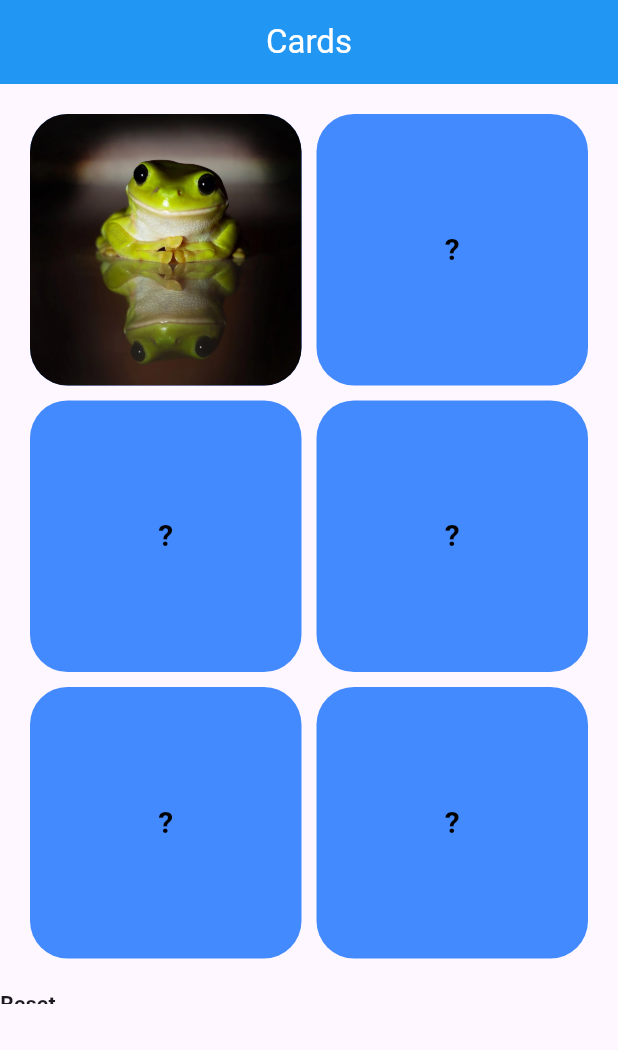
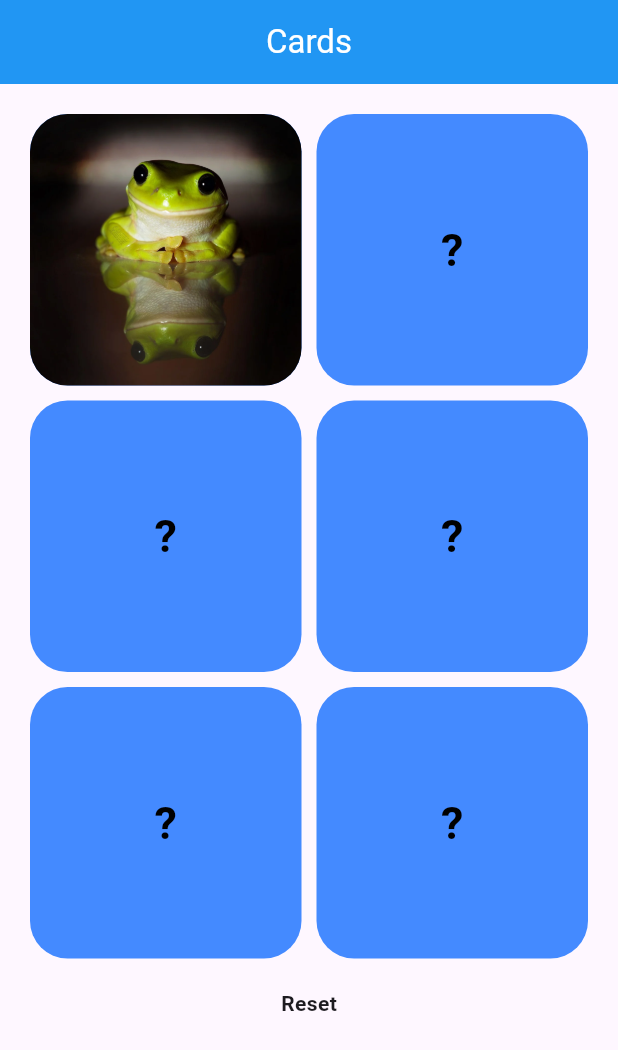
Before and after one commit to hanhan1310/HAnHomeWork, a Flutter app: the screen it shows after launch, after a tap on an icon or button, on a phone screen of 412 x 824 dp. Shown: the top 1050 px of the screen. Run offline on Flutter 3.47's test engine with Material 3 defaults, Android fonts, the phone set to English and light mode, and no system bars.

Commit message:
push_code_again

```diff
--- a/lib/GridViewDemo/demo_grid_view.dart
+++ b/lib/GridViewDemo/demo_grid_view.dart
@@ -17,12 +17,12 @@ class _Demo_Grid_ViewState extends State<Demo_Grid_View> {
   @override
   void initState() {
     gameModel = [
-      GameModel("frog", Image_insert.frog1),
-      GameModel("dog", Image_insert.dog1),
-      GameModel("frog", Image_insert.frog2),
-      GameModel("cat", Image_insert.cat1),
-      GameModel("dog", Image_insert.dog2),
-      GameModel("cat", Image_insert.cat2),
+      GameModel("frog", Image_insert.frog1, 1),
+      GameModel("dog", Image_insert.dog1, 2),
+      GameModel("frog", Image_insert.frog2, 3),
+      GameModel("cat", Image_insert.cat1, 4),
+      GameModel("dog", Image_insert.dog2, 5),
+      GameModel("cat", Image_insert.cat2, 6),
     ];
 
     super.initState();
@@ -38,7 +38,7 @@ class _Demo_Grid_ViewState extends State<Demo_Grid_View> {
   Widget build(BuildContext context) {
     return Scaffold(
       appBar: AppBar(
-        title: Text(
+        title: const Text(
           "Cards",
           style: TextStyle(color: Colors.white),
         ),
@@ -51,37 +51,34 @@ class _Demo_Grid_ViewState extends State<Demo_Grid_View> {
             shrinkWrap: true,
             physics: NeverScrollableScrollPhysics(),
             padding: EdgeInsets.all(20),
-            gridDelegate: SliverGridDelegateWithFixedCrossAxisCount(
+            gridDelegate: const SliverGridDelegateWithFixedCrossAxisCount(
               crossAxisCount: 2,
               crossAxisSpacing: 10,
               mainAxisSpacing: 10,
             ),
             itemCount: 6,
             itemBuilder: (BuildContext context, int index) {
-
-              gameModeNow.add(gameModel[index]);
-              gameModel.remove(index);
               return InkWell(
                 onTap: () {
                   setState(() {
-                    gameModeNow[index].isOpen = !gameModeNow[index].isOpen;
+                    gameModel[index].isOpen = !gameModel[index].isOpen;
                   });
                 },
                 child: Container(
                   decoration: BoxDecoration(
                     borderRadius: BorderRadius.circular(25),
-                    image: gameModeNow[index].isOpen
+                    image: gameModel[index].isOpen
                         ? DecorationImage(
-                            image: ExactAssetImage(gameModeNow[index].picture),
+                            image: ExactAssetImage(gameModel[index].picture),
                             fit: BoxFit.fill)
                         : null,
                     color: Colors.blueAccent,
                   ),
                   child: Center(
                     child: Text(
-                      "${gameModeNow[index].isOpen ? "" : "?"}",
-                      style: TextStyle(
-                          fontSize: 20,
+                      gameModel[index].isOpen ? "" : "?",
+                      style: const TextStyle(
+                          fontSize: 30,
                           color: Colors.black,
                           fontWeight: FontWeight.bold),
                     ),
@@ -90,18 +87,9 @@ class _Demo_Grid_ViewState extends State<Demo_Grid_View> {
               );
             },
           ),
-          Center(
-            child: Container(
-              height: 10,
-              child: GridView.builder(
-                shrinkWrap: true,
-                gridDelegate: SliverGridDelegateWithFixedCrossAxisCount(
-                  crossAxisCount: 1,
-                ),
-                itemCount: 1,
-                itemBuilder: (BuildContext context, int index) {
-                  return Visibility(
-                    visible: gameModel[index].isOpen ? true : false,
+          Visibility(
+
+            visible: true,
             child: InkWell(
               onTap: () {
                 Navigator.pushReplacement(context,
@@ -112,11 +100,6 @@ class _Demo_Grid_ViewState extends State<Demo_Grid_View> {
               child: Text(
                 "Reset",
                 style: TextStyle(fontWeight: FontWeight.bold),
-                      ),
-                    ),
-                  );
-
-                }
               ),
             ),
           ),
@@ -130,6 +113,7 @@ class GameModel {
   bool isOpen;
   String value;
   String picture;
+  int isfull;
 
-  GameModel(this.value, this.picture, {this.isOpen = false});
+  GameModel(this.value, this.picture, this.isfull, {this.isOpen = false});
 }
```
Lines whose indentation alone changed are shown as unchanged.
